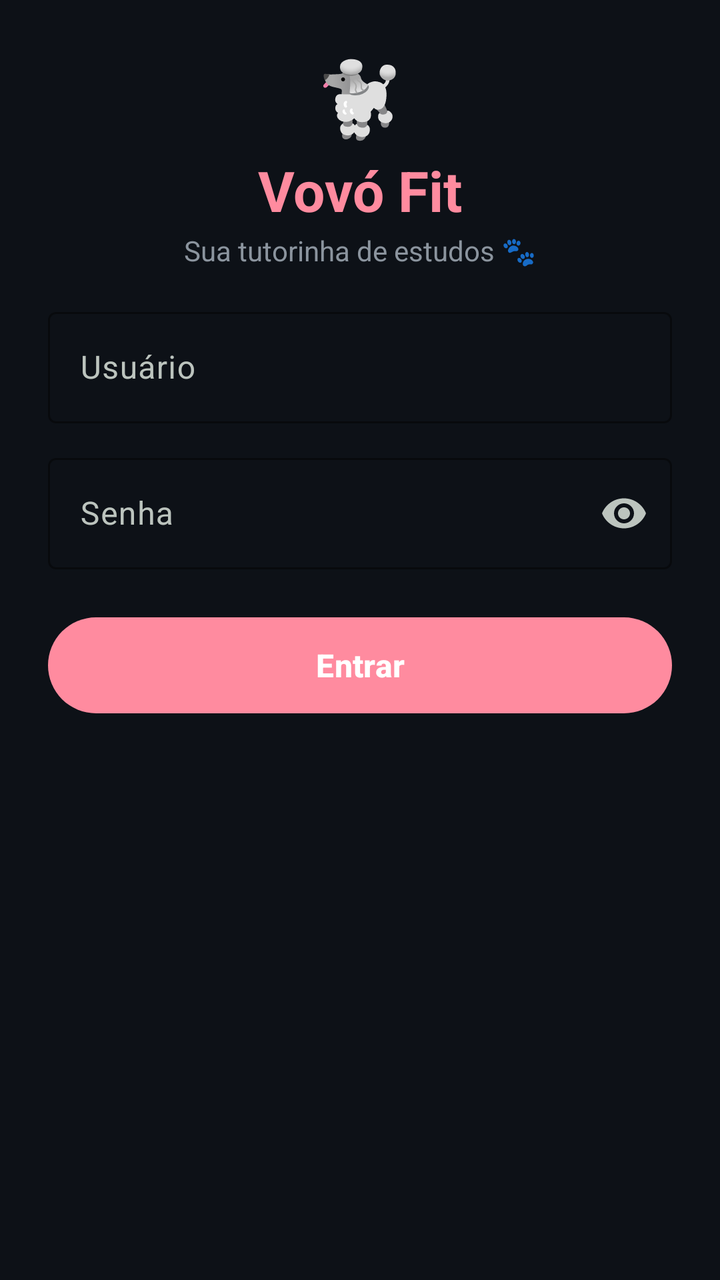
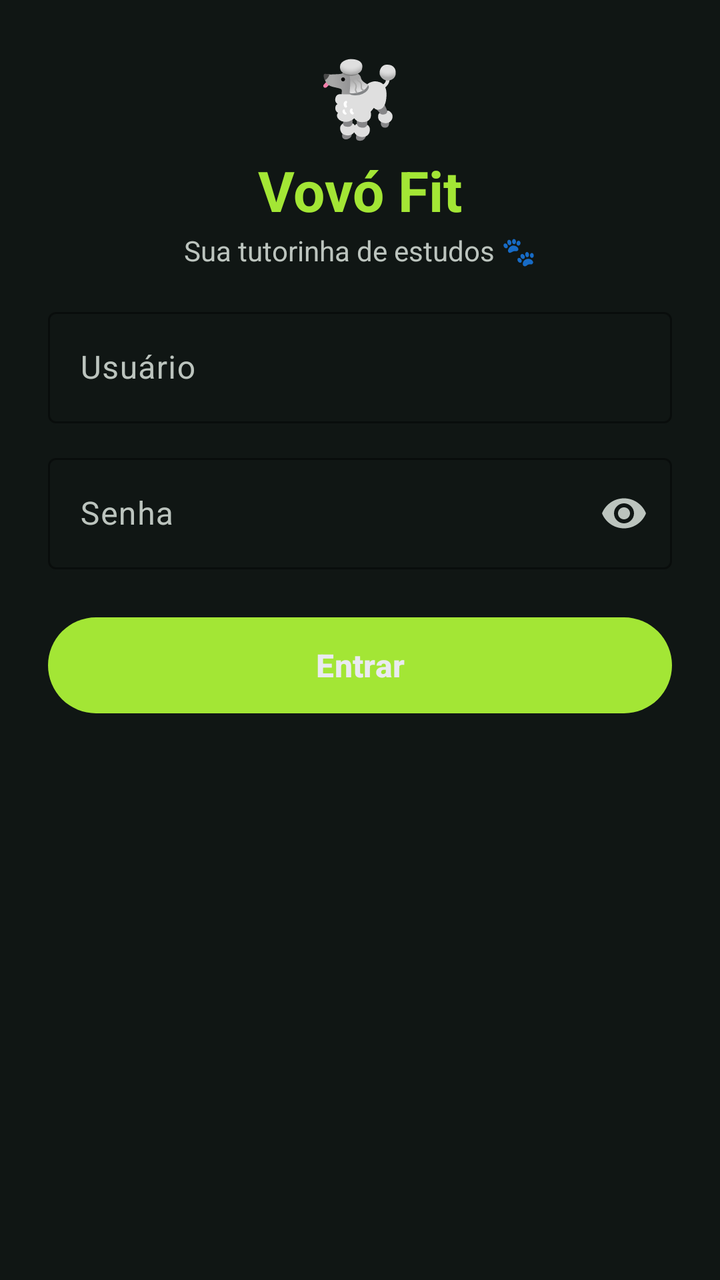

Compare the two renders of this Android layout. The source of the first and the diff that turns it into the second are given below.
<!-- AndroidManifest.xml: application theme Theme.VovoFit -->
<!-- res/layout/activity_login.xml -->
<?xml version="1.0" encoding="utf-8"?>
<ScrollView xmlns:android="http://schemas.android.com/apk/res/android"
    xmlns:app="http://schemas.android.com/apk/res-auto"
    android:id="@+id/login_scroll"
    android:layout_width="match_parent"
    android:layout_height="match_parent"
    android:background="#0D1117"
    android:fillViewport="true"
    android:scrollbars="none">

    <LinearLayout
        android:layout_width="match_parent"
        android:layout_height="wrap_content"
        android:orientation="vertical"
        android:gravity="center_horizontal"
        android:padding="24dp"
        android:paddingBottom="400dp">

        
        <TextView
            android:layout_width="wrap_content"
            android:layout_height="wrap_content"
            android:textSize="36sp"
            android:text="🐩" />

        <TextView
            android:layout_width="wrap_content"
            android:layout_height="wrap_content"
            android:layout_marginTop="4dp"
            android:text="Vovó Fit"
            android:textSize="28sp"
            android:textStyle="bold"
            android:textColor="#FF8B9F" />

        <TextView
            android:layout_width="wrap_content"
            android:layout_height="wrap_content"
            android:layout_marginTop="2dp"
            android:text="Sua tutorinha de estudos 🐾"
            android:textColor="#8B949E"
            android:textSize="14sp" />

        <Space android:layout_width="match_parent" android:layout_height="16dp" />

        
        <com.google.android.material.textfield.TextInputLayout
            android:id="@+id/username_layout"
            style="@style/Widget.Material3.TextInputLayout.OutlinedBox"
            android:layout_width="match_parent"
            android:layout_height="wrap_content"
            android:layout_marginBottom="12dp"
            android:hint="Usuário"
            app:boxStrokeColor="#FF8B9F"
            app:hintTextColor="#FF8B9F">

            <com.google.android.material.textfield.TextInputEditText
                android:id="@+id/username"
                android:layout_width="match_parent"
                android:layout_height="wrap_content"
                android:textColor="#E6EDF3"
                android:inputType="text"
                android:imeOptions="actionNext" />
        </com.google.android.material.textfield.TextInputLayout>

        
        <com.google.android.material.textfield.TextInputLayout
            android:id="@+id/password_layout"
            style="@style/Widget.Material3.TextInputLayout.OutlinedBox"
            android:layout_width="match_parent"
            android:layout_height="wrap_content"
            android:layout_marginBottom="20dp"
            android:hint="Senha"
            app:boxStrokeColor="#FF8B9F"
            app:hintTextColor="#FF8B9F"
            app:endIconMode="password_toggle">

            <com.google.android.material.textfield.TextInputEditText
                android:id="@+id/password"
                android:layout_width="match_parent"
                android:layout_height="wrap_content"
                android:textColor="#E6EDF3"
                android:inputType="textPassword"
                android:imeOptions="actionDone" />
        </com.google.android.material.textfield.TextInputLayout>

        
        <com.google.android.material.button.MaterialButton
            android:id="@+id/btn_login"
            android:layout_width="match_parent"
            android:layout_height="56dp"
            android:text="Entrar"
            android:textSize="16sp"
            android:textStyle="bold"
            android:textColor="#FFFFFF"
            app:backgroundTint="#FF8B9F"
            app:cornerRadius="28dp" />

        
        <ProgressBar
            android:id="@+id/login_progress"
            android:layout_width="24dp"
            android:layout_height="24dp"
            android:layout_marginTop="20dp"
            android:visibility="gone"
            android:indeterminateTint="#FF8B9F" />

    </LinearLayout>
</ScrollView>
<!-- resources referenced by this layout -->
<resources>
  <style name="Theme.VovoFit" parent="Theme.Material3.Dark.NoActionBar">
          <item name="colorPrimary">@color/md_primary</item>
          <item name="colorOnPrimary">@color/md_on_primary</item>
          <item name="colorPrimaryContainer">@color/md_primary_container</item>
          <item name="colorOnPrimaryContainer">@color/md_on_primary_container</item>
          <item name="colorSecondary">@color/md_secondary</item>
          <item name="colorOnSecondary">@color/md_on_secondary</item>
          <item name="colorSecondaryContainer">@color/md_secondary_container</item>
          <item name="colorOnSecondaryContainer">@color/md_on_secondary_container</item>
  
          <item name="android:colorBackground">@color/md_background</item>
          <item name="colorSurface">@color/md_surface</item>
          <item name="colorSurfaceVariant">@color/md_surface_variant</item>
          <item name="colorOnBackground">@color/md_on_background</item>
          <item name="colorOnSurface">@color/md_on_surface</item>
          <item name="colorOnSurfaceVariant">@color/md_on_surface_variant</item>
          <item name="colorOutline">@color/md_outline</item>
          <item name="colorOutlineVariant">@color/md_outline_variant</item>
  
          <item name="colorError">@color/md_error</item>
          <item name="colorOnError">@color/md_on_error</item>
  
          <item name="android:statusBarColor">@android:color/transparent</item>
          <item name="android:navigationBarColor">@android:color/transparent</item>
          <item name="android:windowLightStatusBar" tools:targetApi="m">false</item>
          <item name="android:windowBackground">@color/md_background</item>
  
          
          <item name="materialCardViewStyle">@style/Widget.Meggy.CardView</item>
      </style>
  <color name="md_primary">#FFA3E635</color>
  <color name="md_on_primary">#FF1A0A0F</color>
  <color name="md_primary_container">#FF223526</color>
  <color name="md_on_primary_container">#FFD7F5A0</color>
  <color name="md_secondary">#FF8FAE9B</color>
  <color name="md_on_secondary">#FF12211A</color>
  <color name="md_secondary_container">#FF24382E</color>
  <color name="md_on_secondary_container">#FFCFE8DB</color>
  <color name="md_background">#FF101614</color>
  <color name="md_surface">#FF171D1B</color>
  <color name="md_surface_variant">#FF232A26</color>
  <color name="md_on_background">#FFEAEAF0</color>
  <color name="md_on_surface">#FFEAEAF0</color>
  <color name="md_on_surface_variant">#FFBCC4BE</color>
  <color name="md_outline">#FF3E4741</color>
  <color name="md_outline_variant">#FF2A312D</color>
  <color name="md_error">#FFCF6679</color>
  <color name="md_on_error">#FF600014</color>
  <style name="Widget.Meggy.CardView" parent="Widget.Material3.CardView.Filled">
          <item name="cardBackgroundColor">@color/md_surface_container</item>
          <item name="cardCornerRadius">20dp</item>
          <item name="cardElevation">2dp</item>
          <item name="contentPadding">0dp</item>
          <item name="strokeWidth">0dp</item>
      </style>
  <color name="md_surface_container">#FF1B211E</color>
</resources>

<!-- the commit's change to res/layout/activity_login.xml (unified diff, before → after) -->
@@ -4,7 +4,7 @@
     android:id="@+id/login_scroll"
     android:layout_width="match_parent"
     android:layout_height="match_parent"
-    android:background="#0D1117"
+    android:background="@color/md_background"
     android:fillViewport="true"
     android:scrollbars="none">
 
@@ -30,14 +30,14 @@
             android:text="Vovó Fit"
             android:textSize="28sp"
             android:textStyle="bold"
-            android:textColor="#FF8B9F" />
+            android:textColor="@color/md_primary" />
 
         <TextView
             android:layout_width="wrap_content"
             android:layout_height="wrap_content"
             android:layout_marginTop="2dp"
             android:text="Sua tutorinha de estudos 🐾"
-            android:textColor="#8B949E"
+            android:textColor="@color/md_on_surface_variant"
             android:textSize="14sp" />
 
         <Space android:layout_width="match_parent" android:layout_height="16dp" />
@@ -50,14 +50,14 @@
             android:layout_height="wrap_content"
             android:layout_marginBottom="12dp"
             android:hint="Usuário"
-            app:boxStrokeColor="#FF8B9F"
-            app:hintTextColor="#FF8B9F">
+            app:boxStrokeColor="@color/md_primary"
+            app:hintTextColor="@color/md_primary">
 
             <com.google.android.material.textfield.TextInputEditText
                 android:id="@+id/username"
                 android:layout_width="match_parent"
                 android:layout_height="wrap_content"
-                android:textColor="#E6EDF3"
+                android:textColor="@color/md_on_surface"
                 android:inputType="text"
                 android:imeOptions="actionNext" />
         </com.google.android.material.textfield.TextInputLayout>
@@ -70,15 +70,15 @@
             android:layout_height="wrap_content"
             android:layout_marginBottom="20dp"
             android:hint="Senha"
-            app:boxStrokeColor="#FF8B9F"
-            app:hintTextColor="#FF8B9F"
+            app:boxStrokeColor="@color/md_primary"
+            app:hintTextColor="@color/md_primary"
             app:endIconMode="password_toggle">
 
             <com.google.android.material.textfield.TextInputEditText
                 android:id="@+id/password"
                 android:layout_width="match_parent"
                 android:layout_height="wrap_content"
-                android:textColor="#E6EDF3"
+                android:textColor="@color/md_on_surface"
                 android:inputType="textPassword"
                 android:imeOptions="actionDone" />
         </com.google.android.material.textfield.TextInputLayout>
@@ -91,8 +91,8 @@
             android:text="Entrar"
             android:textSize="16sp"
             android:textStyle="bold"
-            android:textColor="#FFFFFF"
-            app:backgroundTint="#FF8B9F"
+            android:textColor="@color/md_on_surface"
+            app:backgroundTint="@color/md_primary"
             app:cornerRadius="28dp" />
 
         
@@ -102,7 +102,7 @@
             android:layout_height="24dp"
             android:layout_marginTop="20dp"
             android:visibility="gone"
-            android:indeterminateTint="#FF8B9F" />
+            android:indeterminateTint="@color/md_primary" />
 
     </LinearLayout>
 </ScrollView>
